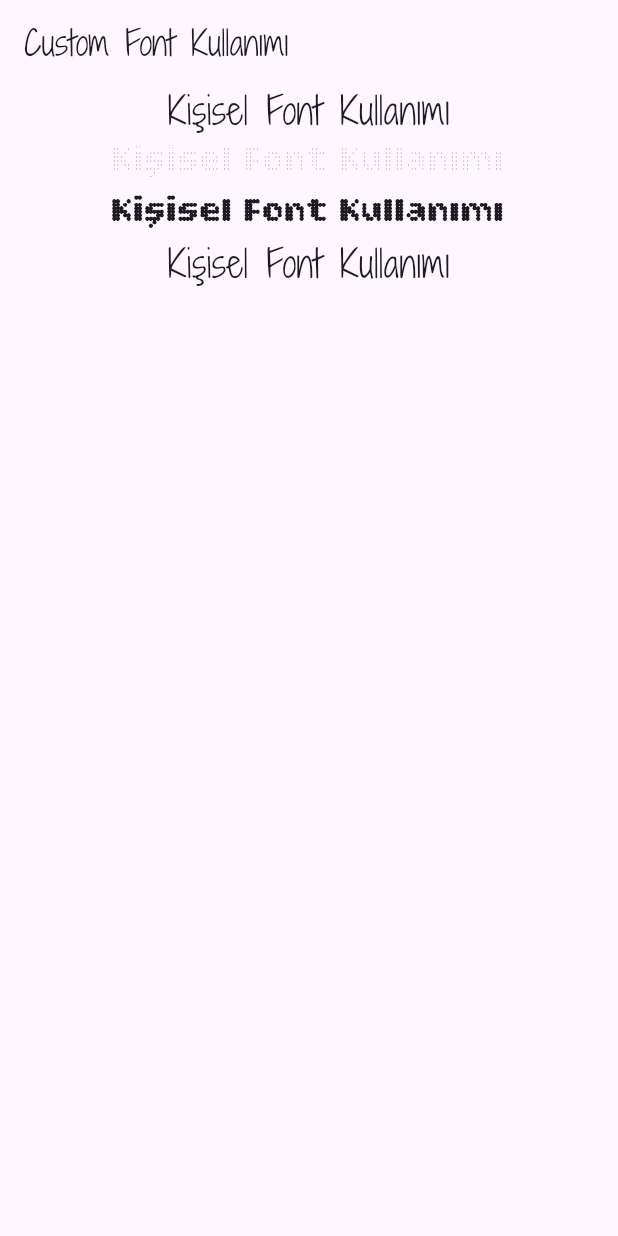
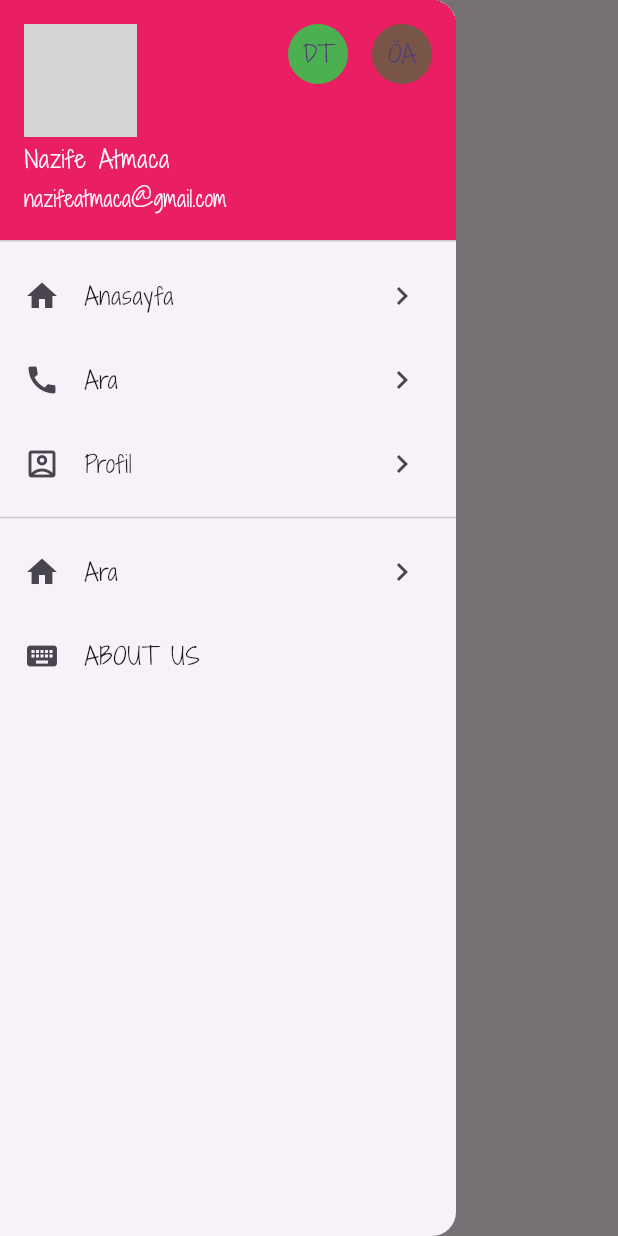
Before and after one commit to NazifeAtmaca25/UdemyFlutterLesson, a Flutter app: the screen it shows after launch, with the side drawer open (before the commit the screen has no drawer), on a phone screen of 412 x 824 dp. Run offline on Flutter 3.47's test engine with Material 3 defaults, Android fonts, the phone set to English and light mode, and no system bars; our stand-ins replace date_format, email_validator, flutter_easyloading; missing offline and left inert: password_strength_checker; network calls fail; grey boxes are pictures that could not be loaded.

Commit message:
drawer ve inkwell kullanımı

```diff
--- /dev/null
+++ b/part23_tasarim_yapilari/lib/drawer_inkwell_using.dart
@@ -0,0 +1,81 @@
+import 'package:flutter/material.dart';
+
+class DrawerInkwellUsing extends StatefulWidget {
+  const DrawerInkwellUsing({super.key});
+
+  @override
+  State<DrawerInkwellUsing> createState() => _DrawerInkwellUsingState();
+}
+
+class _DrawerInkwellUsingState extends State<DrawerInkwellUsing> {
+  @override
+  Widget build(BuildContext context) {
+    return Drawer(
+      child: Column(
+        children: [
+          UserAccountsDrawerHeader(
+              accountName: Text("Nazife Atmaca"),
+              accountEmail: Text("nazifeatmaca@gmail.com"),
+            currentAccountPicture: Image.network("https://encrypted-tbn0.gstatic.com/images?q=tbn:ANd9GcRNKfj6RsyRZqO4nnWkPFrYMmgrzDmyG31pFQ&s"),
+            otherAccountsPictures: [
+              CircleAvatar(
+                backgroundColor: Colors.green,
+                child: Text("DT"),
+              ),
+              CircleAvatar(
+                backgroundColor: Colors.brown,
+                child: Text("ÖA"),
+              )
+            ],
+            decoration: BoxDecoration(
+              color: Colors.pink
+            ),
+            currentAccountPictureSize: Size(75, 75),
+          ),
+          Expanded(child: ListView(
+            children: [
+              ListTile(
+                leading: Icon(Icons.home),
+                title: Text("Anasayfa"),
+                trailing: Icon(Icons.chevron_right),
+              ),
+              ListTile(
+                leading: Icon(Icons.call),
+                title: Text("Ara"),
+                trailing: Icon(Icons.chevron_right),
+              ),
+              ListTile(
+                leading: Icon(Icons.account_box_outlined),
+                title: Text("Profil"),
+                trailing: Icon(Icons.chevron_right),
+              ),
+              Divider(),
+              InkWell(
+                onTap: (){},
+                splashColor: Colors.blue,
+                child: ListTile(
+                  leading: Icon(Icons.home),
+                  title: Text("Ara"),
+                  trailing: Icon(Icons.chevron_right),
+                ),
+              ),
+              AboutListTile(
+                applicationName: 'Flutter Dersleri',
+                applicationIcon: Icon(Icons.save),
+                applicationVersion: '3.0',
+                child: Text('ABOUT US'),
+                applicationLegalese: 'Hakkımızda ',
+                icon: Icon(Icons.keyboard),
+                aboutBoxChildren: <Widget>[
+                  Text('Child 1'),
+                  Text('Child 2'),
+                  Text('Child 3'),
+                ],
+              )
+            ],
+          ))
+        ],
+      ),
+    );
+  }
+}
--- a/part23_tasarim_yapilari/lib/main.dart
+++ b/part23_tasarim_yapilari/lib/main.dart
@@ -1,5 +1,6 @@
 import 'package:flutter/material.dart';
 import 'package:part23_tasarim_yapilari/custom_font_using.dart';
+import 'package:part23_tasarim_yapilari/drawer_inkwell_using.dart';
 
 void main() {
   runApp(const MyApp());
@@ -18,7 +19,29 @@ class MyApp extends StatelessWidget {
         fontFamily: "FontBir",
         colorScheme: .fromSeed(seedColor: Colors.deepPurple),
       ),
-      home: CustomFontUsing(),
+      home: MyHomePage(),
     );
   }
 }
+
+class MyHomePage extends StatefulWidget {
+  const MyHomePage({super.key});
+
+  @override
+  State<MyHomePage> createState() => _MyHomePageState();
+}
+
+class _MyHomePageState extends State<MyHomePage> {
+  @override
+  Widget build(BuildContext context) {
+    return Scaffold(
+      appBar: AppBar(
+        title: Text("Drawer Kullanımı"),
+      ),
+      drawer: DrawerInkwellUsing(),
+      body: Center(
+        child: Text("Body"),
+      ),
+    );
+  }
+}
```
